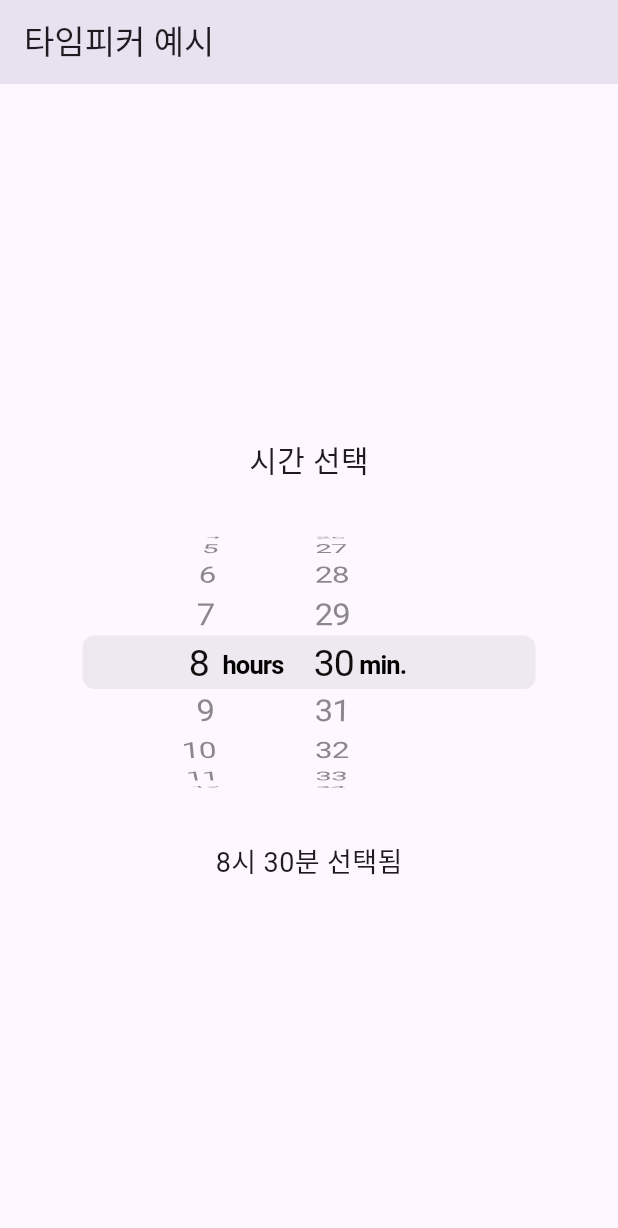
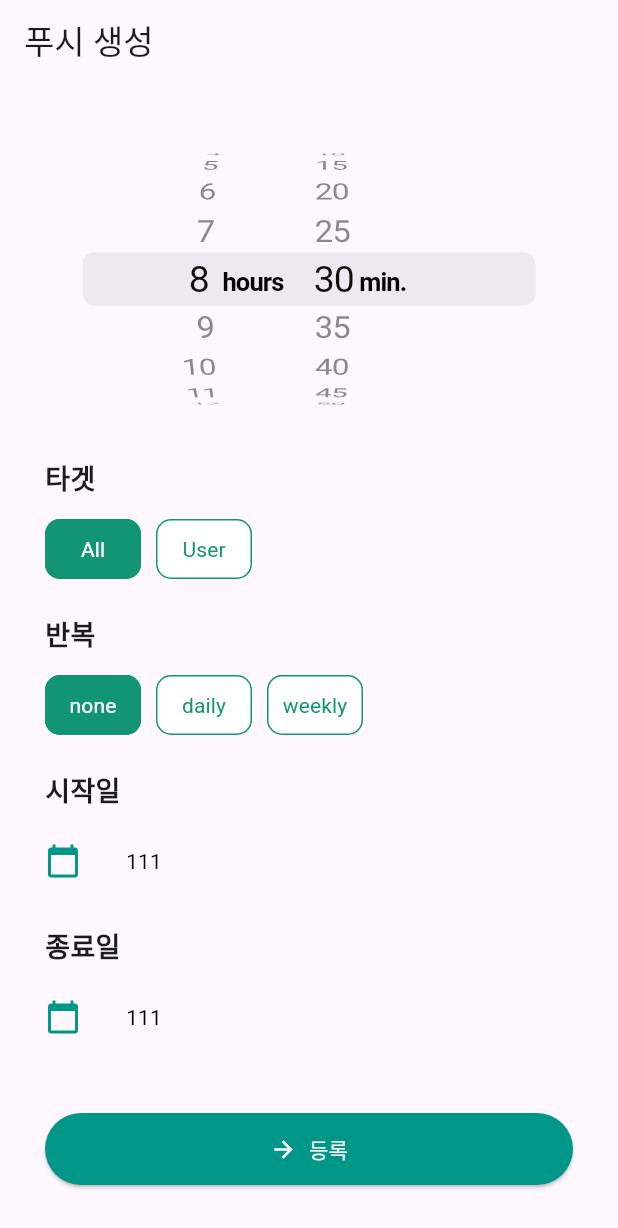
Before and after one commit to cowaymcnc4003/flutter-push-test, a Flutter app: the CreateScreen screen opened by its route, on a phone screen of 412 x 824 dp. Shown: the top 1228 px of the screen. Run offline on Flutter 3.47's test engine with Material 3 defaults, Android fonts, the phone set to English and light mode, and no system bars; our stand-ins replace firebase_core, firebase_messaging, freezed_annotation, go_router, permission_handler; accounts and stored records are empty.

Commit message:
푸시 생성 화면 개발 1

```diff
--- /dev/null
+++ b/lib/core/presentation/components/small_text_button.dart
@@ -0,0 +1,36 @@
+import 'package:flutter/material.dart';
+import 'package:push_test_app/ui/color_style.dart';
+import 'package:push_test_app/ui/text_styles.dart';
+
+class SmallTextButton extends StatelessWidget {
+  final String label;
+  final bool isSelected;
+  final VoidCallback onPressed;
+
+  const SmallTextButton({
+    super.key,
+    required this.label,
+    required this.isSelected,
+    required this.onPressed,
+  });
+
+  @override
+  Widget build(BuildContext context) {
+    return OutlinedButton(
+      style: OutlinedButton.styleFrom(
+        backgroundColor: isSelected ? ColorStyle.primary100 : ColorStyle.white,
+        side: const BorderSide(color: ColorStyle.primary100),
+        shape: RoundedRectangleBorder(
+          borderRadius: BorderRadius.circular(10),
+        ),
+        padding: const EdgeInsets.symmetric(vertical: 5, horizontal: 10),
+      ),
+      onPressed: onPressed,
+      child: Text(
+        label,
+        style: TextStyles.smallTextRegular.copyWith(
+            color: isSelected ? ColorStyle.white : ColorStyle.primary100),
+      ),
+    );
+  }
+}
--- /dev/null
+++ b/lib/core/presentation/components/small_text_button_group.dart
@@ -0,0 +1,47 @@
+import 'package:flutter/material.dart';
+import 'small_text_button.dart';
+
+class SmallTextButtonGroup extends StatefulWidget {
+  final List<String> options;
+  final void Function(String) onChanged;
+
+  const SmallTextButtonGroup({
+    super.key,
+    required this.options,
+    required this.onChanged,
+  });
+
+  @override
+  State<SmallTextButtonGroup> createState() => _SmallTextButtonGroupState();
+}
+
+class _SmallTextButtonGroupState extends State<SmallTextButtonGroup> {
+  String _selectedOption = '';
+
+  @override
+  void initState() {
+    super.initState();
+    _selectedOption = widget.options.first;
+  }
+
+  @override
+  Widget build(BuildContext context) {
+    return Row(
+      children: widget.options.map((option) {
+        return Padding(
+          padding: const EdgeInsets.only(right: 10),
+          child: SmallTextButton(
+            label: option,
+            isSelected: _selectedOption == option,
+            onPressed: () {
+              setState(() {
+                _selectedOption = option;
+              });
+              widget.onChanged(option);
+            },
+          ),
+        );
+      }).toList(),
+    );
+  }
+}
--- a/lib/presentation/create/create_screen.dart
+++ b/lib/presentation/create/create_screen.dart
@@ -1,5 +1,9 @@
 import 'package:flutter/cupertino.dart';
 import 'package:flutter/material.dart';
+import 'package:push_test_app/presentation/create/create_viewmodel.dart';
+import 'package:push_test_app/ui/color_style.dart';
+import 'package:push_test_app/ui/text_styles.dart';
+import 'package:push_test_app/core/presentation/components/small_text_button_group.dart';
 
 class CreateScreen extends StatefulWidget {
   const CreateScreen({super.key});
@@ -9,36 +13,149 @@ class CreateScreen extends StatefulWidget {
 }
 
 class _CreateScreenState extends State<CreateScreen> {
-  Duration _selectedTime = const Duration(hours: 8, minutes: 30);
+  late final CreateViewModel createViewModel = CreateViewModel();
 
   @override
   Widget build(BuildContext context) {
     return Scaffold(
-      appBar: AppBar(title: const Text('타임피커 예시')),
-      body: Column(
-        mainAxisAlignment: MainAxisAlignment.center,
+      appBar: AppBar(title: const Text('푸시 생성')),
+      body: SingleChildScrollView(
+        padding: const EdgeInsets.all(30),
+        child: Column(
           children: [
-          const Text('시간 선택', style: TextStyle(fontSize: 20)),
-          const SizedBox(height: 20),
             SizedBox(
               height: 200,
               child: CupertinoTimerPicker(
                 mode: CupertinoTimerPickerMode.hm,
-              initialTimerDuration: _selectedTime,
+                initialTimerDuration: createViewModel.selectedTime,
+                minuteInterval: 5,
                 onTimerDurationChanged: (Duration newTime) {
                   setState(() {
-                  _selectedTime = newTime;
+                    createViewModel.selectedTime = newTime;
                   });
                 },
               ),
             ),
             const SizedBox(height: 20),
-          Text(
-            '${_selectedTime.inHours}시 ${_selectedTime.inMinutes % 60}분 선택됨',
-            style: const TextStyle(fontSize: 18),
+
+            /// 타겟 선택
+            const Align(
+              alignment: Alignment.centerLeft,
+              child: Text('타겟', style: TextStyles.mediumTextBold),
+            ),
+            const SizedBox(height: 10),
+            SmallTextButtonGroup(
+              options: const ['All', 'User'],
+              onChanged: (selected) {
+                createViewModel.selectedTarget = selected;
+              },
+            ),
+            const SizedBox(height: 20),
+
+            /// 반복 선택
+            const Align(
+              alignment: Alignment.centerLeft,
+              child: Text('반복', style: TextStyles.mediumTextBold),
+            ),
+            const SizedBox(height: 10),
+            SmallTextButtonGroup(
+              options: const ['none', 'daily', 'weekly'],
+              onChanged: (selected) {
+                createViewModel.selectedRepeat = selected;
+              },
+            ),
+            const SizedBox(height: 20),
+
+            /// 시작일
+            const Align(
+              alignment: Alignment.centerLeft,
+              child: Text('시작일', style: TextStyles.mediumTextBold),
+            ),
+            const SizedBox(height: 10),
+            Row(
+              children: [
+                const Icon(Icons.calendar_today, color: Colors.teal),
+                const SizedBox(width: 10),
+                TextButton(
+                  onPressed: _selectStartDate,
+                  child: const Text(
+                    "111",
+                    style: TextStyle(color: Color.fromARGB(255, 14, 7, 7)),
+                  ),
                 ),
               ],
             ),
+
+            const SizedBox(height: 20),
+
+            /// 종료일
+            const Align(
+              alignment: Alignment.centerLeft,
+              child: Text('종료일', style: TextStyles.mediumTextBold),
+            ),
+            const SizedBox(height: 10),
+            Row(
+              children: [
+                const Icon(Icons.calendar_today, color: Colors.teal),
+                const SizedBox(width: 10),
+                TextButton(
+                  onPressed: _selectEndDate,
+                  child: const Text(
+                    "111",
+                    style: TextStyle(color: Colors.black),
+                  ),
+                ),
+              ],
+            ),
+
+            const SizedBox(height: 40),
+
+            /// 등록 버튼
+            SizedBox(
+              width: double.infinity,
+              child: ElevatedButton.icon(
+                style: ElevatedButton.styleFrom(
+                  backgroundColor: Colors.teal,
+                  padding: const EdgeInsets.symmetric(vertical: 14),
+                ),
+                onPressed: () {
+                  // 등록 로직
+                },
+                icon: const Icon(Icons.arrow_forward, color: Colors.white),
+                label: const Text('등록', style: TextStyle(color: Colors.white)),
+              ),
+            ),
+          ],
+        ),
+      ),
     );
   }
+
+  Future<void> _selectStartDate() async {
+    final picked = await showDatePicker(
+      context: context,
+      initialDate: createViewModel.startDate,
+      firstDate: DateTime(2000),
+      lastDate: DateTime(2100),
+    );
+    if (picked != null) {
+      setState(() {
+        createViewModel.startDate = picked;
+      });
     }
+  }
+
+  Future<void> _selectEndDate() async {
+    final picked = await showDatePicker(
+      context: context,
+      initialDate: createViewModel.endDate,
+      firstDate: DateTime(2000),
+      lastDate: DateTime(2100),
+    );
+    if (picked != null) {
+      setState(() {
+        createViewModel.endDate = picked;
+      });
+    }
+  }
+}
--- /dev/null
+++ b/lib/presentation/create/create_viewmodel.dart
@@ -0,0 +1,34 @@
+import 'package:flutter/material.dart';
+
+class CreateViewModel extends ChangeNotifier {
+  Duration selectedTime = const Duration(hours: 8, minutes: 30);
+  String selectedTarget = 'All';
+  String selectedRepeat = 'none';
+  DateTime startDate = DateTime.now();
+  DateTime endDate = DateTime.now().add(const Duration(days: 7));
+
+  void updateTime(Duration time) {
+    selectedTime = time;
+    notifyListeners();
+  }
+
+  void updateTarget(String target) {
+    selectedTarget = target;
+    notifyListeners();
+  }
+
+  void updateRepeat(String repeat) {
+    selectedRepeat = repeat;
+    notifyListeners();
+  }
+
+  void updateStartDate(DateTime date) {
+    startDate = date;
+    notifyListeners();
+  }
+
+  void updateEndDate(DateTime date) {
+    endDate = date;
+    notifyListeners();
+  }
+}
--- a/pubspec.yaml
+++ b/pubspec.yaml
@@ -49,6 +49,7 @@ dependencies:
   injectable: ^2.5.0
   get_it: ^8.0.3
   rxdart: ^0.28.0
+  flutter_time_picker_spinner: ^2.0.0
 
 dev_dependencies:
   flutter_test:
```
Also changed, not shown: pubspec.lock. Lines whose indentation alone changed are shown as unchanged.
